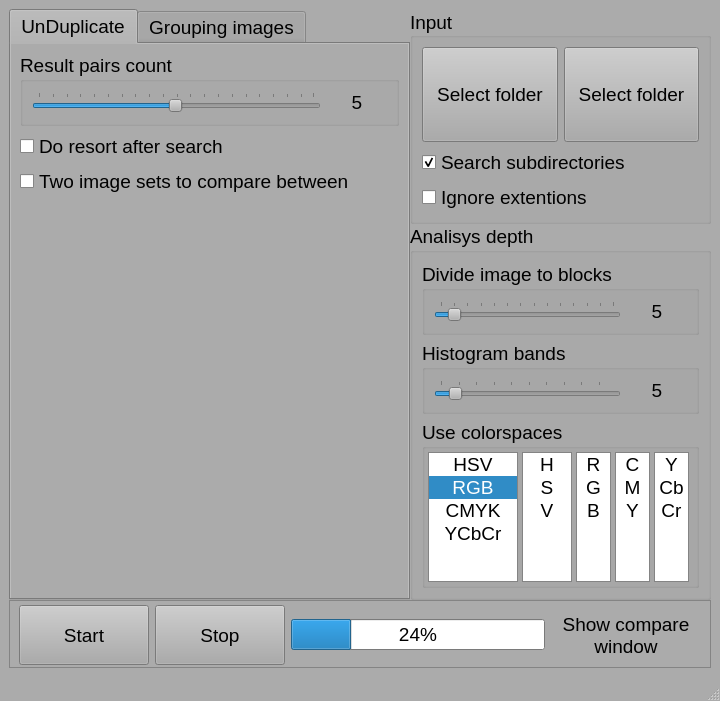
Before: the Qt Designer form VisImSorter.ui in FuhrerStein/VisImSorter2, drawn with Qt 5.
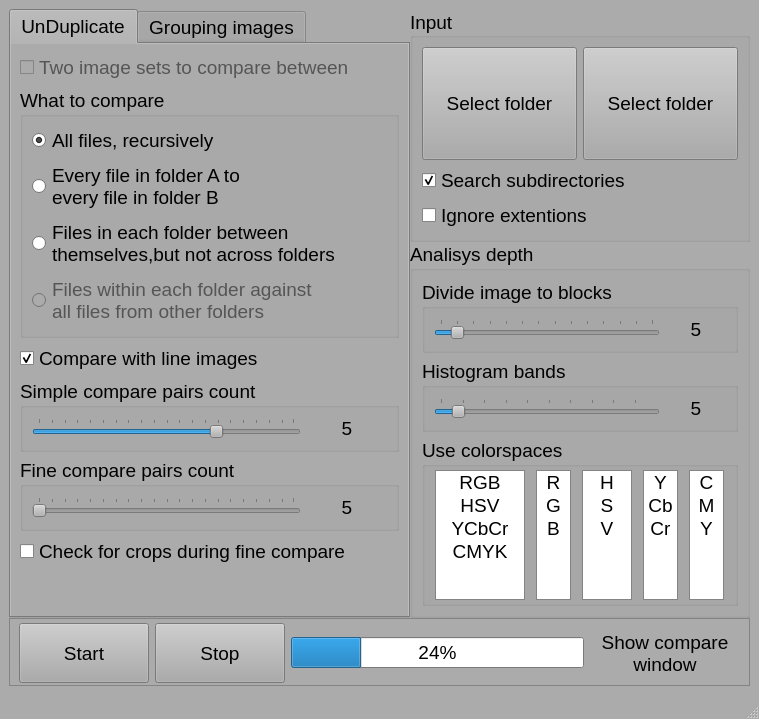
After: the same form once the commit is applied.

Diff of the .ui file:
```diff
--- a/VisImSorter.ui
+++ b/VisImSorter.ui
@@ -6,8 +6,8 @@
    <rect>
     <x>0</x>
     <y>0</y>
-    <width>720</width>
-    <height>690</height>
+    <width>759</width>
+    <height>719</height>
    </rect>
   </property>
   <property name="sizePolicy">
@@ -507,10 +507,100 @@
           <string>UnDuplicate</string>
          </attribute>
          <layout class="QVBoxLayout" name="verticalLayout_8">
+          <item>
+           <widget class="QCheckBox" name="check_two_image_sets">
+            <property name="enabled">
+             <bool>false</bool>
+            </property>
+            <property name="text">
+             <string>Two image sets to compare between</string>
+            </property>
+            <property name="checkable">
+             <bool>true</bool>
+            </property>
+            <property name="checked">
+             <bool>false</bool>
+            </property>
+           </widget>
+          </item>
+          <item>
+           <widget class="QGroupBox" name="groupBox">
+            <property name="sizePolicy">
+             <sizepolicy hsizetype="Preferred" vsizetype="Expanding">
+              <horstretch>0</horstretch>
+              <verstretch>0</verstretch>
+             </sizepolicy>
+            </property>
+            <property name="title">
+             <string>What to compare</string>
+            </property>
+            <layout class="QVBoxLayout" name="verticalLayout_6">
+             <item>
+              <widget class="QRadioButton" name="compare_type_1">
+               <property name="text">
+                <string>All files, recursively</string>
+               </property>
+               <property name="checked">
+                <bool>true</bool>
+               </property>
+               <attribute name="buttonGroup">
+                <string notr="true">compare_type_radio</string>
+               </attribute>
+              </widget>
+             </item>
+             <item>
+              <widget class="QRadioButton" name="compare_type_2">
+               <property name="text">
+                <string>Every file in folder A to 
+every file in folder B</string>
+               </property>
+               <attribute name="buttonGroup">
+                <string notr="true">compare_type_radio</string>
+               </attribute>
+              </widget>
+             </item>
+             <item>
+              <widget class="QRadioButton" name="compare_type_3">
+               <property name="text">
+                <string>Files in each folder between 
+themselves,but not across folders</string>
+               </property>
+               <attribute name="buttonGroup">
+                <string notr="true">compare_type_radio</string>
+               </attribute>
+              </widget>
+             </item>
+             <item>
+              <widget class="QRadioButton" name="compare_type_4">
+               <property name="enabled">
+                <bool>false</bool>
+               </property>
+               <property name="text">
+                <string>Files within each folder against 
+all files from other folders</string>
+               </property>
+               <attribute name="buttonGroup">
+                <string notr="true">compare_type_radio</string>
+               </attribute>
+              </widget>
+             </item>
+            </layout>
+           </widget>
+          </item>
+          <item>
+           <widget class="QCheckBox" name="check_do_line_images">
+            <property name="text">
+             <string>Compare with line images</string>
+            </property>
+            <property name="checked">
+             <bool>true</bool>
+            </property>
+           </widget>
+          </item>
           <item>
            <widget class="QGroupBox" name="groupBox_7">
             <property name="title">
-             <string>Result pairs count</string>
+             <string>Simple compare pairs count</string>
             </property>
             <layout class="QHBoxLayout" name="horizontalLayout_11">
              <item>
@@ -522,7 +612,7 @@
                 <number>200</number>
                </property>
                <property name="value">
-                <number>100</number>
+                <number>140</number>
                </property>
                <property name="orientation">
                 <enum>Qt::Horizontal</enum>
@@ -545,13 +635,75 @@
               <widget class="QLabel" name="lbl_max_pairs">
                <property name="sizePolicy">
                 <sizepolicy hsizetype="Maximum" vsizetype="Preferred">
+                 <horstretch>168</horstretch>
+                 <verstretch>95</verstretch>
+                </sizepolicy>
+               </property>
+               <property name="minimumSize">
+                <size>
+                 <width>80</width>
+                 <height>0</height>
+                </size>
+               </property>
+               <property name="layoutDirection">
+                <enum>Qt::LeftToRight</enum>
+               </property>
+               <property name="text">
+                <string>5</string>
+               </property>
+               <property name="alignment">
+                <set>Qt::AlignCenter</set>
+               </property>
+              </widget>
+             </item>
+            </layout>
+           </widget>
+          </item>
+          <item>
+           <widget class="QGroupBox" name="groupBox_9">
+            <property name="title">
+             <string>Fine compare pairs count</string>
+            </property>
+            <layout class="QHBoxLayout" name="horizontalLayout_12">
+             <item>
+              <widget class="QSlider" name="slider_resort_pairs">
+               <property name="minimum">
+                <number>1</number>
+               </property>
+               <property name="maximum">
+                <number>200</number>
+               </property>
+               <property name="value">
+                <number>1</number>
+               </property>
+               <property name="orientation">
+                <enum>Qt::Horizontal</enum>
+               </property>
+               <property name="invertedAppearance">
+                <bool>false</bool>
+               </property>
+               <property name="invertedControls">
+                <bool>false</bool>
+               </property>
+               <property name="tickPosition">
+                <enum>QSlider::TicksAbove</enum>
+               </property>
+               <property name="tickInterval">
+                <number>10</number>
+               </property>
+              </widget>
+             </item>
+             <item>
+              <widget class="QLabel" name="lbl_resort_pairs">
+               <property name="sizePolicy">
+                <sizepolicy hsizetype="Maximum" vsizetype="Preferred">
                  <horstretch>162</horstretch>
                  <verstretch>95</verstretch>
                 </sizepolicy>
                </property>
                <property name="minimumSize">
                 <size>
-                 <width>60</width>
+                 <width>80</width>
                  <height>0</height>
                 </size>
                </property>
@@ -572,20 +724,7 @@
           <item>
            <widget class="QCheckBox" name="btn_compare_resort">
             <property name="text">
-             <string>Do resort after search</string>
-            </property>
-            <property name="checkable">
-             <bool>true</bool>
-            </property>
-            <property name="checked">
-             <bool>false</bool>
-            </property>
-           </widget>
-          </item>
-          <item>
-           <widget class="QCheckBox" name="check_two_image_sets">
-            <property name="text">
-             <string>Two image sets to compare between</string>
+             <string>Check for crops during fine compare</string>
             </property>
             <property name="checkable">
              <bool>true</bool>
@@ -1353,22 +1492,11 @@
                  <number>0</number>
                 </property>
                 <property name="currentRow">
-                 <number>1</number>
+                 <number>-1</number>
                 </property>
                 <property name="sortingEnabled">
                  <bool>false</bool>
                 </property>
-                <item>
-                 <property name="text">
-                  <string notr="true">HSV</string>
-                 </property>
-                 <property name="textAlignment">
-                  <set>AlignCenter</set>
-                 </property>
-                 <property name="flags">
-                  <set>ItemIsSelectable|ItemIsEnabled</set>
-                 </property>
-                </item>
                 <item>
                  <property name="text">
                   <string notr="true">RGB</string>
@@ -1382,7 +1510,7 @@
                 </item>
                 <item>
                  <property name="text">
-                  <string notr="true">CMYK</string>
+                  <string notr="true">HSV</string>
                  </property>
                  <property name="textAlignment">
                   <set>AlignCenter</set>
@@ -1402,6 +1530,111 @@
                   <set>ItemIsSelectable|ItemIsEnabled</set>
                  </property>
                 </item>
+                <item>
+                 <property name="text">
+                  <string notr="true">CMYK</string>
+                 </property>
+                 <property name="textAlignment">
+                  <set>AlignCenter</set>
+                 </property>
+                 <property name="flags">
+                  <set>ItemIsSelectable|ItemIsEnabled</set>
+                 </property>
+                </item>
+               </widget>
+              </item>
+              <item>
+               <widget class="QListWidget" name="list_color_spaces_RGB">
+                <property name="sizePolicy">
+                 <sizepolicy hsizetype="Expanding" vsizetype="Expanding">
+                  <horstretch>0</horstretch>
+                  <verstretch>0</verstretch>
+                 </sizepolicy>
+                </property>
+                <property name="minimumSize">
+                 <size>
+                  <width>30</width>
+                  <height>95</height>
+                 </size>
+                </property>
+                <property name="maximumSize">
+                 <size>
+                  <width>35</width>
+                  <height>130</height>
+                 </size>
+                </property>
+                <property name="frameShape">
+                 <enum>QFrame::StyledPanel</enum>
+                </property>
+                <property name="frameShadow">
+                 <enum>QFrame::Plain</enum>
+                </property>
+                <property name="lineWidth">
+                 <number>3</number>
+                </property>
+                <property name="midLineWidth">
+                 <number>2</number>
+                </property>
+                <property name="verticalScrollBarPolicy">
+                 <enum>Qt::ScrollBarAlwaysOff</enum>
+                </property>
+                <property name="editTriggers">
+                 <set>QAbstractItemView::NoEditTriggers</set>
+                </property>
+                <property name="showDropIndicator" stdset="0">
+                 <bool>false</bool>
+                </property>
+                <property name="alternatingRowColors">
+                 <bool>false</bool>
+                </property>
+                <property name="selectionMode">
+                 <enum>QAbstractItemView::MultiSelection</enum>
+                </property>
+                <property name="layoutMode">
+                 <enum>QListView::SinglePass</enum>
+                </property>
+                <property name="spacing">
+                 <number>1</number>
+                </property>
+                <property name="modelColumn">
+                 <number>0</number>
+                </property>
+                <property name="currentRow">
+                 <number>-1</number>
+                </property>
+                <item>
+                 <property name="text">
+                  <string notr="true">R</string>
+                 </property>
+                 <property name="textAlignment">
+                  <set>AlignCenter</set>
+                 </property>
+                 <property name="flags">
+                  <set>ItemIsSelectable|ItemIsEnabled</set>
+                 </property>
+                </item>
+                <item>
+                 <property name="text">
+                  <string notr="true">G</string>
+                 </property>
+                 <property name="textAlignment">
+                  <set>AlignCenter</set>
+                 </property>
+                 <property name="flags">
+                  <set>ItemIsSelectable|ItemIsEnabled</set>
+                 </property>
+                </item>
+                <item>
+                 <property name="text">
+                  <string notr="true">B</string>
+                 </property>
+                 <property name="textAlignment">
+                  <set>AlignCenter</set>
+                 </property>
+                 <property name="flags">
+                  <set>ItemIsSelectable|ItemIsEnabled</set>
+                 </property>
+                </item>
                </widget>
               </item>
               <item>
@@ -1495,194 +1728,6 @@
                 </item>
                </widget>
               </item>
-              <item>
-               <widget class="QListWidget" name="list_color_spaces_RGB">
-                <property name="sizePolicy">
-                 <sizepolicy hsizetype="Expanding" vsizetype="Expanding">
-                  <horstretch>0</horstretch>
-                  <verstretch>0</verstretch>
-                 </sizepolicy>
-                </property>
-                <property name="minimumSize">
-                 <size>
-                  <width>30</width>
-                  <height>95</height>
-                 </size>
-                </property>
-                <property name="maximumSize">
-                 <size>
-                  <width>35</width>
-                  <height>130</height>
-                 </size>
-                </property>
-                <property name="frameShape">
-                 <enum>QFrame::StyledPanel</enum>
-                </property>
-                <property name="frameShadow">
-                 <enum>QFrame::Plain</enum>
-                </property>
-                <property name="lineWidth">
-                 <number>3</number>
-                </property>
-                <property name="midLineWidth">
-                 <number>2</number>
-                </property>
-                <property name="verticalScrollBarPolicy">
-                 <enum>Qt::ScrollBarAlwaysOff</enum>
-                </property>
-                <property name="editTriggers">
-                 <set>QAbstractItemView::NoEditTriggers</set>
-                </property>
-                <property name="showDropIndicator" stdset="0">
-                 <bool>false</bool>
-                </property>
-                <property name="alternatingRowColors">
-                 <bool>false</bool>
-                </property>
-                <property name="selectionMode">
-                 <enum>QAbstractItemView::MultiSelection</enum>
-                </property>
-                <property name="layoutMode">
-                 <enum>QListView::SinglePass</enum>
-                </property>
-                <property name="spacing">
-                 <number>1</number>
-                </property>
-                <property name="modelColumn">
-                 <number>0</number>
-                </property>
-                <property name="currentRow">
-                 <number>-1</number>
-                </property>
-                <item>
-                 <property name="text">
-                  <string notr="true">R</string>
-                 </property>
-                 <property name="textAlignment">
-                  <set>AlignCenter</set>
-                 </property>
-                 <property name="flags">
-                  <set>ItemIsSelectable|ItemIsEnabled</set>
-                 </property>
-                </item>
-                <item>
-                 <property name="text">
-                  <string notr="true">G</string>
-                 </property>
-                 <property name="textAlignment">
-                  <set>AlignCenter</set>
-                 </property>
-                 <property name="flags">
-                  <set>ItemIsSelectable|ItemIsEnabled</set>
-                 </property>
-                </item>
-                <item>
-                 <property name="text">
-                  <string notr="true">B</string>
-                 </property>
-                 <property name="textAlignment">
-                  <set>AlignCenter</set>
-                 </property>
-                 <property name="flags">
-                  <set>ItemIsSelectable|ItemIsEnabled</set>
-                 </property>
-                </item>
-               </widget>
-              </item>
-              <item>
-               <widget class="QListWidget" name="list_color_spaces_CMYK">
-                <property name="sizePolicy">
-                 <sizepolicy hsizetype="Expanding" vsizetype="Expanding">
-                  <horstretch>0</horstretch>
-                  <verstretch>0</verstretch>
-                 </sizepolicy>
-                </property>
-                <property name="minimumSize">
-                 <size>
-                  <width>30</width>
-                  <height>95</height>
-                 </size>
-                </property>
-                <property name="maximumSize">
-                 <size>
-                  <width>35</width>
-                  <height>130</height>
-                 </size>
-                </property>
-                <property name="frameShape">
-                 <enum>QFrame::StyledPanel</enum>
-                </property>
-                <property name="frameShadow">
-                 <enum>QFrame::Plain</enum>
-                </property>
-                <property name="lineWidth">
-                 <number>3</number>
-                </property>
-                <property name="midLineWidth">
-                 <number>2</number>
-                </property>
-                <property name="verticalScrollBarPolicy">
-                 <enum>Qt::ScrollBarAlwaysOff</enum>
-                </property>
-                <property name="editTriggers">
-                 <set>QAbstractItemView::NoEditTriggers</set>
-                </property>
-                <property name="showDropIndicator" stdset="0">
-                 <bool>false</bool>
-                </property>
-                <property name="alternatingRowColors">
-                 <bool>false</bool>
-                </property>
-                <property name="selectionMode">
-                 <enum>QAbstractItemView::MultiSelection</enum>
-                </property>
-                <property name="layoutMode">
-                 <enum>QListView::SinglePass</enum>
-                </property>
-                <property name="spacing">
-                 <number>1</number>
-                </property>
-                <property name="modelColumn">
-                 <number>0</number>
-                </property>
-                <property name="currentRow">
-                 <number>-1</number>
-                </property>
-                <item>
-                 <property name="text">
-                  <string notr="true">C</string>
-                 </property>
-                 <property name="textAlignment">
-                  <set>AlignCenter</set>
-                 </property>
-                 <property name="flags">
-                  <set>ItemIsSelectable|ItemIsEnabled</set>
-                 </property>
-                </item>
-                <item>
-                 <property name="text">
-                  <string notr="true">M</string>
-                 </property>
-                 <property name="textAlignment">
-                  <set>AlignCenter</set>
-                 </property>
-                 <property name="flags">
-                  <set>ItemIsSelectable|ItemIsEnabled</set>
-                 </property>
-                </item>
-                <item>
-                 <property name="text">
-                  <string notr="true">Y</string>
-                 </property>
-                 <property name="textAlignment">
-                  <set>AlignCenter</set>
-                 </property>
-                 <property name="flags">
-                  <set>ItemIsSelectable|ItemIsEnabled</set>
-                 </property>
-                </item>
-               </widget>
-              </item>
               <item>
                <widget class="QListWidget" name="list_color_spaces_YCbCr">
                 <property name="sizePolicy">
@@ -1777,6 +1822,100 @@
                 </item>
                </widget>
               </item>
+              <item>
+               <widget class="QListWidget" name="list_color_spaces_CMYK">
+                <property name="sizePolicy">
+                 <sizepolicy hsizetype="Expanding" vsizetype="Expanding">
+                  <horstretch>0</horstretch>
+                  <verstretch>0</verstretch>
+                 </sizepolicy>
+                </property>
+                <property name="minimumSize">
+                 <size>
+                  <width>30</width>
+                  <height>95</height>
+                 </size>
+                </property>
+                <property name="maximumSize">
+                 <size>
+                  <width>35</width>
+                  <height>130</height>
+                 </size>
+                </property>
+                <property name="frameShape">
+                 <enum>QFrame::StyledPanel</enum>
+                </property>
+                <property name="frameShadow">
+                 <enum>QFrame::Plain</enum>
+                </property>
+                <property name="lineWidth">
+                 <number>3</number>
+                </property>
+                <property name="midLineWidth">
+                 <number>2</number>
+                </property>
+                <property name="verticalScrollBarPolicy">
+                 <enum>Qt::ScrollBarAlwaysOff</enum>
+                </property>
+                <property name="editTriggers">
+                 <set>QAbstractItemView::NoEditTriggers</set>
+                </property>
+                <property name="showDropIndicator" stdset="0">
+                 <bool>false</bool>
+                </property>
+                <property name="alternatingRowColors">
+                 <bool>false</bool>
+                </property>
+                <property name="selectionMode">
+                 <enum>QAbstractItemView::MultiSelection</enum>
+                </property>
+                <property name="layoutMode">
+                 <enum>QListView::SinglePass</enum>
+                </property>
+                <property name="spacing">
+                 <number>1</number>
+                </property>
+                <property name="modelColumn">
+                 <number>0</number>
+                </property>
+                <property name="currentRow">
+                 <number>-1</number>
+                </property>
+                <item>
+                 <property name="text">
+                  <string notr="true">C</string>
+                 </property>
+                 <property name="textAlignment">
+                  <set>AlignCenter</set>
+                 </property>
+                 <property name="flags">
+                  <set>ItemIsSelectable|ItemIsEnabled</set>
+                 </property>
+                </item>
+                <item>
+                 <property name="text">
+                  <string notr="true">M</string>
+                 </property>
+                 <property name="textAlignment">
+                  <set>AlignCenter</set>
+                 </property>
+                 <property name="flags">
+                  <set>ItemIsSelectable|ItemIsEnabled</set>
+                 </property>
+                </item>
+                <item>
+                 <property name="text">
+                  <string notr="true">Y</string>
+                 </property>
+                 <property name="textAlignment">
+                  <set>AlignCenter</set>
+                 </property>
+                 <property name="flags">
+                  <set>ItemIsSelectable|ItemIsEnabled</set>
+                 </property>
+                </item>
+               </widget>
+              </item>
              </layout>
             </widget>
            </item>
@@ -1873,7 +2012,6 @@
    <property name="font">
     <font>
      <pointsize>12</pointsize>
-     <weight>75</weight>
      <bold>true</bold>
     </font>
    </property>
```
Left out of the diff: 5 changed lines with no effect on the pictures.
